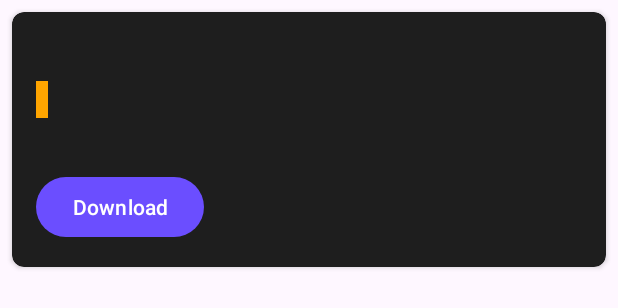
After one commit to desamma/GalleryCartAndroid, an Android app: the layout commission_item.xml on its own in the app's theme, with its tools: preview values and no code run, on a phone screen of 412 x 824 dp. The commit adds this screen. Shown: the top 308 px of the screen. Run offline under Robolectric (Android 15) with nearby library versions, the phone set to English and light mode, and no system bars.

Commit message:
[ADD]: Add so many thing that i dont know

```diff
--- /dev/null
+++ b/app/src/main/res/layout/commission_item.xml
@@ -0,0 +1,58 @@
+<?xml version="1.0" encoding="utf-8"?>
+<androidx.cardview.widget.CardView xmlns:android="http://schemas.android.com/apk/res/android"
+    xmlns:app="http://schemas.android.com/apk/res-auto"
+    android:layout_width="match_parent"
+    android:layout_height="wrap_content"
+    android:layout_margin="8dp"
+    app:cardBackgroundColor="#FF1E1E1E"
+    app:cardCornerRadius="8dp">
+
+    <androidx.constraintlayout.widget.ConstraintLayout
+        android:layout_width="match_parent"
+        android:layout_height="wrap_content"
+        android:padding="16dp">
+
+        <TextView
+            android:id="@+id/tvDescription"
+            android:layout_width="0dp"
+            android:layout_height="wrap_content"
+            android:textColor="#FFFFFFFF"
+            android:textSize="16sp"
+            app:layout_constraintTop_toTopOf="parent"
+            app:layout_constraintStart_toStartOf="parent"
+            app:layout_constraintEnd_toEndOf="parent" />
+
+        <TextView
+            android:id="@+id/tvStatus"
+            android:layout_width="wrap_content"
+            android:layout_height="wrap_content"
+            android:layout_marginTop="8dp"
+            android:background="#FFFFA500"
+            android:padding="4dp"
+            android:textColor="#FF000000"
+            android:textSize="12sp"
+            app:layout_constraintTop_toBottomOf="@+id/tvDescription"
+            app:layout_constraintStart_toStartOf="parent" />
+
+        <TextView
+            android:id="@+id/tvPrice"
+            android:layout_width="wrap_content"
+            android:layout_height="wrap_content"
+            android:layout_marginTop="8dp"
+            android:textColor="#FF00FF00"
+            android:textSize="14sp"
+            app:layout_constraintTop_toBottomOf="@+id/tvStatus"
+            app:layout_constraintStart_toStartOf="parent" />
+
+        <Button
+            android:id="@+id/btnDownload"
+            android:layout_width="wrap_content"
+            android:layout_height="wrap_content"
+            android:layout_marginTop="8dp"
+            android:text="Download"
+            app:layout_constraintTop_toBottomOf="@+id/tvPrice"
+            app.layout_constraintStart_toStartOf="parent" />
+
+    </androidx.constraintlayout.widget.ConstraintLayout>
+
+</androidx.cardview.widget.CardView>
```
Also changed, not shown: app/src/main/AndroidManifest.xml (+8 -0 lines), app/src/main/java/com/example/gallerycart/AllCommissionsActivity.java (added, +36 -0 lines), app/src/main/java/com/example/gallerycart/CommissionRequestActivity.java (+38 -4 lines), app/src/main/java/com/example/gallerycart/adapter/CommissionAdapter.java (added, +72 -0 lines), app/src/main/java/com/example/gallerycart/data/AppDatabase.java (+12 -3 lines), app/src/main/java/com/example/gallerycart/data/dao/CommissionDao.java (added, +17 -0 lines), app/src/main/java/com/example/gallerycart/data/entity/Commission.java (added, +92 -0 lines), app/src/main/java/com/example/gallerycart/data/repository/CommissionRepository.java (added, +29 -0 lines), app/src/main/java/com/example/gallerycart/viewmodel/CommissionViewModel.java (added, +34 -0 lines), app/src/main/res/layout/activity_all_commissions.xml (added, +33 -0 lines).
